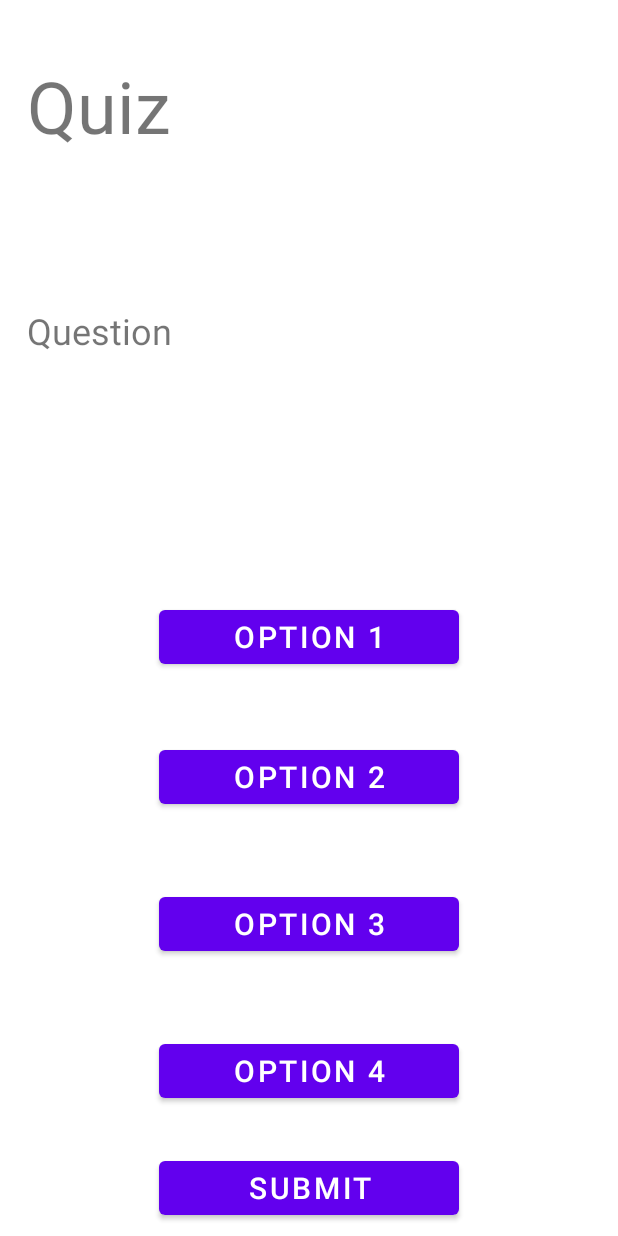
After one commit to hperier1998/YnovAndroid1erProjet, an Android app: the layout activity_quiz.xml on its own in the app's theme, with its tools: preview values and no code run, on a phone screen of 412 x 824 dp. The commit adds this screen. Run offline under Robolectric (Android 15) with nearby library versions, the phone set to English and light mode, and no system bars.

Commit message:
Initial commit
- Ajout d'une class pour les questions
- Ajout d'un layout pour les question
- Ajout d'une activity pour les quiz

```diff
--- a/RayziaxCorpProject/app/build.gradle
+++ b/RayziaxCorpProject/app/build.gradle
@@ -30,6 +30,9 @@ android {
     kotlinOptions {
         jvmTarget = '1.8'
     }
+    buildFeatures {
+        viewBinding = true
+    }
 }
 
 dependencies {
@@ -38,6 +41,7 @@ dependencies {
     implementation 'androidx.appcompat:appcompat:1.6.0'
     implementation 'com.google.android.material:material:1.7.0'
     implementation "androidx.constraintlayout:constraintlayout:$consLayoutVersion"
+    implementation 'androidx.core:core-ktx:+'
 
     // Default Libraries for test
     testImplementation 'junit:junit:4.13.2'
--- a/RayziaxCorpProject/app/src/main/AndroidManifest.xml
+++ b/RayziaxCorpProject/app/src/main/AndroidManifest.xml
@@ -20,6 +20,10 @@
                 <category android:name="android.intent.category.LAUNCHER" />
             </intent-filter>
         </activity>
+        <activity
+            android:name=".survey.QuizActivity"
+            android:exported="false" />
+
     </application>
 
 </manifest>
--- /dev/null
+++ b/RayziaxCorpProject/app/src/main/res/layout/activity_quiz.xml
@@ -0,0 +1,98 @@
+<?xml version="1.0" encoding="utf-8"?>
+<androidx.constraintlayout.widget.ConstraintLayout xmlns:android="http://schemas.android.com/apk/res/android"
+    xmlns:app="http://schemas.android.com/apk/res-auto"
+    xmlns:tools="http://schemas.android.com/tools"
+    android:layout_width="match_parent"
+    android:layout_height="match_parent"
+    tools:context=".survey.QuizActivity">
+
+    <TextView
+        android:id="@+id/txtTitleQuestion"
+        android:layout_width="wrap_content"
+        android:layout_height="wrap_content"
+        android:layout_marginStart="18dp"
+        android:layout_marginTop="38dp"
+        android:layout_marginBottom="101dp"
+        android:text="@string/text_lbl_title_quiz"
+        android:textSize="48sp"
+        app:layout_constraintBottom_toTopOf="@+id/txtQuestion"
+        app:layout_constraintStart_toStartOf="parent"
+        app:layout_constraintTop_toTopOf="parent" />
+
+    <TextView
+        android:id="@+id/txtQuestion"
+        android:layout_width="0dp"
+        android:layout_height="0dp"
+        android:layout_marginStart="18dp"
+        android:layout_marginEnd="18dp"
+        android:layout_marginBottom="17dp"
+        android:singleLine="false"
+        android:text="@string/text_question"
+        android:textSize="24sp"
+        app:layout_constraintBottom_toTopOf="@+id/btnOption1"
+        app:layout_constraintEnd_toEndOf="@+id/btnOption1"
+        app:layout_constraintHorizontal_bias="0.0"
+        app:layout_constraintStart_toStartOf="parent"
+        app:layout_constraintTop_toBottomOf="@+id/txtTitleQuestion" />
+
+    <Button
+        android:id="@+id/btnOption1"
+        android:layout_width="200dp"
+        android:layout_height="wrap_content"
+        android:layout_marginBottom="45dp"
+        android:text="@string/text_option_one"
+        android:textSize="20sp"
+        app:layout_constraintBottom_toTopOf="@+id/btnOption2"
+        app:layout_constraintEnd_toEndOf="parent"
+        app:layout_constraintStart_toStartOf="parent"
+        app:layout_constraintTop_toBottomOf="@+id/txtQuestion" />
+
+    <Button
+        android:id="@+id/btnOption2"
+        android:layout_width="200dp"
+        android:layout_height="wrap_content"
+        android:layout_marginBottom="50dp"
+        android:text="@string/text_option_two"
+        android:textSize="20sp"
+        app:layout_constraintBottom_toTopOf="@+id/btnOption3"
+        app:layout_constraintEnd_toEndOf="parent"
+        app:layout_constraintStart_toStartOf="parent"
+        app:layout_constraintTop_toBottomOf="@+id/btnOption1" />
+
+    <Button
+        android:id="@+id/btnOption3"
+        android:layout_width="200dp"
+        android:layout_height="wrap_content"
+        android:layout_marginBottom="50dp"
+        android:text="@string/text_option_three"
+        android:textSize="20sp"
+        app:layout_constraintBottom_toTopOf="@+id/btnOption4"
+        app:layout_constraintEnd_toEndOf="parent"
+        app:layout_constraintStart_toStartOf="parent"
+        app:layout_constraintTop_toBottomOf="@+id/btnOption2" />
+
+    <Button
+        android:id="@+id/btnOption4"
+        android:layout_width="200dp"
+        android:layout_height="wrap_content"
+        android:layout_marginBottom="30dp"
+        android:text="@string/text_option_four"
+        android:textSize="20sp"
+        app:layout_constraintBottom_toTopOf="@+id/btnValidate"
+        app:layout_constraintEnd_toEndOf="parent"
+        app:layout_constraintStart_toStartOf="parent"
+        app:layout_constraintTop_toBottomOf="@+id/btnOption3" />
+
+    <Button
+        android:id="@+id/btnValidate"
+        android:layout_width="200dp"
+        android:layout_height="wrap_content"
+        android:layout_marginBottom="8dp"
+        android:text="@string/text_btn_validate"
+        android:textSize="20sp"
+        app:layout_constraintBottom_toBottomOf="parent"
+        app:layout_constraintEnd_toEndOf="parent"
+        app:layout_constraintStart_toStartOf="parent"
+        app:layout_constraintTop_toBottomOf="@+id/btnOption4" />
+
+</androidx.constraintlayout.widget.ConstraintLayout>
--- a/RayziaxCorpProject/app/src/main/res/values/strings.xml
+++ b/RayziaxCorpProject/app/src/main/res/values/strings.xml
@@ -1,4 +1,33 @@
 <resources>
     <string name="app_name">AmazingApp</string>
-    <string name="text_hello">Hello My Love!</string>
+    <string name="text_btn_play">Play</string>
+    <string name="text_btn_score">My scores</string>
+
+    <string name="text_lbl_title_quiz">Quiz</string>
+    <string name="text_question">Question</string>
+
+    <string name="text_option_one">Option 1</string>
+    <string name="text_option_two">Option 2</string>
+    <string name="text_option_three">Option 3</string>
+    <string name="text_option_four">Option 4</string>
+    <string name="text_btn_validate">Submit</string>
+
+    <string name="question_one">Submit</string>
+    <string name="question_one_answer_one">Submit</string>
+    <string name="question_one_answer_two">Submit</string>
+    <string name="question_one_answer_three">Submit</string>
+    <string name="question_one_answer_four">Submit</string>
+
+    <string name="question_two">Submit</string>
+    <string name="question_two_answer_one">Submit</string>
+    <string name="question_two_answer_two">Submit</string>
+    <string name="question_two_answer_three">Submit</string>
+    <string name="question_two_answer_four">Submit</string>
+
+    <string name="question_three">Submit</string>
+    <string name="question_three_answer_one">Submit</string>
+    <string name="question_three_answer_two">Submit</string>
+    <string name="question_three_answer_three">Submit</string>
+    <string name="question_three_answer_four">Submit</string>
+
 </resources>
--- a/RayziaxCorpProject/build.gradle
+++ b/RayziaxCorpProject/build.gradle
@@ -2,7 +2,7 @@
 plugins {
     id 'com.android.application' version '7.4.0' apply false
     id 'com.android.library' version '7.4.0' apply false
-    id 'org.jetbrains.kotlin.android' version '1.7.21' apply false
+    id 'org.jetbrains.kotlin.android' version '1.8.0' apply false
 }
 
 task clean(type: Delete) {
```
Also changed, not shown: RayziaxCorpProject/app/src/main/java/io/ynov/rayziaxcorpproject/MainActivity.kt (+19 -0 lines), RayziaxCorpProject/app/src/main/java/io/ynov/rayziaxcorpproject/survey/DataObject.kt (added, +46 -0 lines), RayziaxCorpProject/app/src/main/java/io/ynov/rayziaxcorpproject/survey/DataQuiz.kt (added, +10 -0 lines), RayziaxCorpProject/app/src/main/java/io/ynov/rayziaxcorpproject/survey/QuizActivity.kt (added, +24 -0 lines), RayziaxCorpProject/app/src/main/res/layout/activity_main.xml (+15 -4 lines), RayziaxCorpProject/app/src/main/res/layout/quiz_layout.xml (added, +98 -0 lines), 1 other file.
